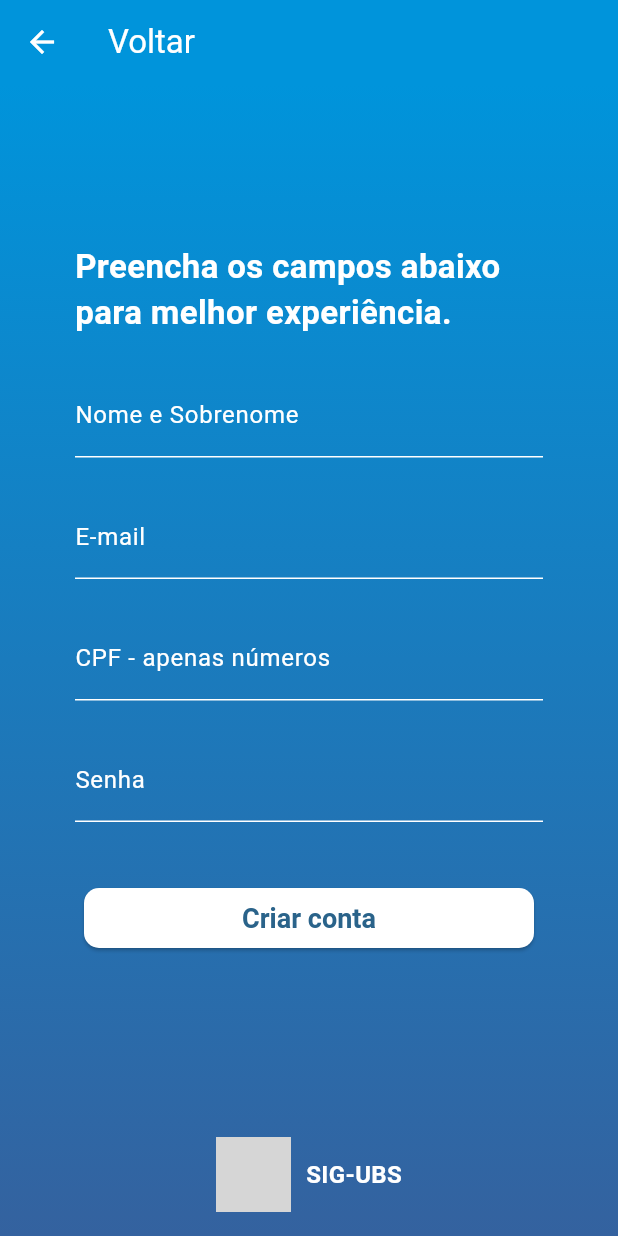
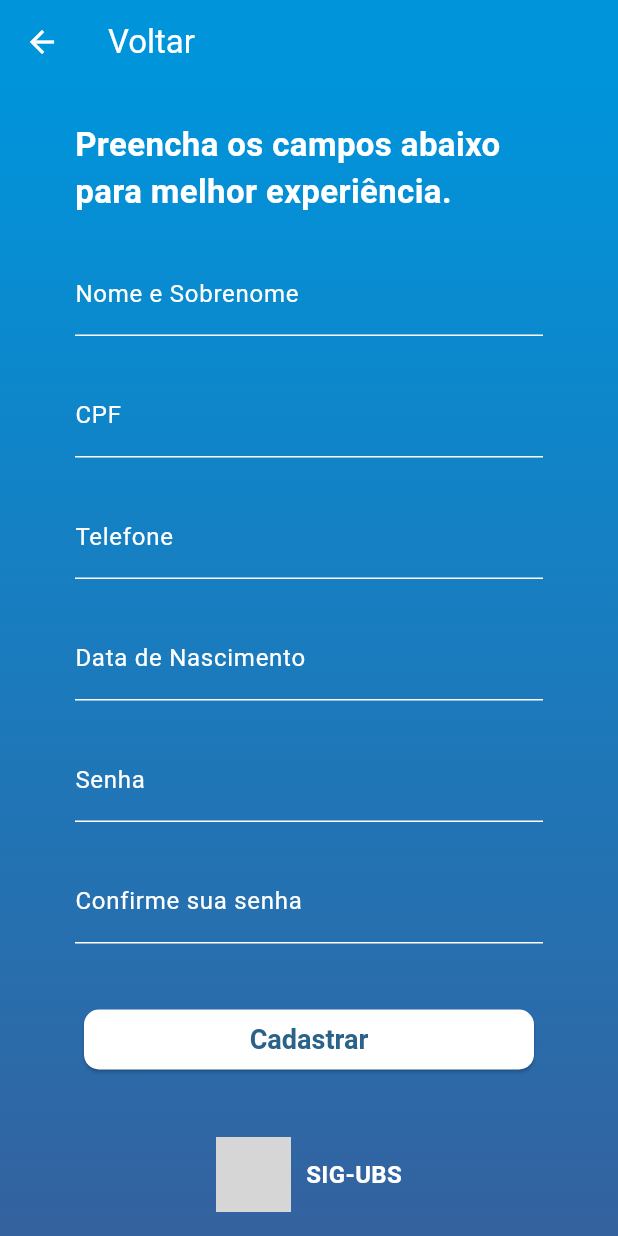
Before and after one commit to FelipeSouza14/SIG-UBS, a Flutter app: the RegisterPage screen opened by its route, on a phone screen of 412 x 824 dp. Run offline on Flutter 3.47's test engine with Material 3 defaults, Android fonts, the phone set to English and light mode, and no system bars; our stand-ins replace jwt_decoder, shared_preferences; accounts and stored records are empty; grey boxes are pictures that could not be loaded.

Commit message:
fazendo o criar conta e autenticando o usuário

```diff
--- a/front_end/sig_ubs/lib/context/authContext.dart
+++ b/front_end/sig_ubs/lib/context/authContext.dart
@@ -39,7 +39,7 @@ class AuthService {
       final response = await http.post(
         url,
         headers: {'Content-Type': 'application/json'},
-        body: jsonEncode({'username': cpf, 'password': password}),
+        body: jsonEncode({'cpf': cpf, 'password': password}),
       );
 
       if (response.statusCode == 200) {
--- a/front_end/sig_ubs/lib/pages/homePage.dart
+++ b/front_end/sig_ubs/lib/pages/homePage.dart
@@ -42,7 +42,7 @@ class _HomePageState extends State<HomePage> {
               },
             ),
           if (authProvider.user.isNotEmpty)
-            Text('Bem-vindo, ${authProvider.user['nome']}')
+            Text('Bem-vindo, ${authProvider.user['username']}')
         ],
       ),
       body: const Center(
--- a/front_end/sig_ubs/lib/pages/registerPage.dart
+++ b/front_end/sig_ubs/lib/pages/registerPage.dart
@@ -1,4 +1,5 @@
 import 'package:flutter/material.dart';
+import '../context/createAccount.dart';
 
 class RegisterPage extends StatefulWidget {
   const RegisterPage({super.key});
@@ -9,6 +10,12 @@ class RegisterPage extends StatefulWidget {
 
 class _RegisterPageState extends State<RegisterPage> {
   final _formKey = GlobalKey<FormState>();
+  final TextEditingController _nomeValue = TextEditingController();
+  final TextEditingController _cpfValue = TextEditingController();
+  final TextEditingController _telefoneValue = TextEditingController();
+  final TextEditingController _nascimentoValue = TextEditingController();
+  final TextEditingController _senhaValue = TextEditingController();
+  final TextEditingController _senhaDoisValue = TextEditingController();
 
   @override
   Widget build(BuildContext context) {
@@ -58,7 +65,8 @@ class _RegisterPageState extends State<RegisterPage> {
                           ),
                         ),
                         const SizedBox(height: 25),
-                        const TextField(
+                        TextFormField(
+                          controller: _nomeValue,
                           style: TextStyle(color: Colors.white),
                           decoration: InputDecoration(
                             labelText: 'Nome e Sobrenome',
@@ -77,12 +85,19 @@ class _RegisterPageState extends State<RegisterPage> {
                               ),
                             ),
                           ),
+                          validator: (value) {
+                            if (value == null || value.isEmpty) {
+                              return 'Por favor, insira seu nome e sobrenome';
+                            }
+                            return null;
+                          },
                         ),
                         const SizedBox(height: 25),
-                        const TextField(
+                        TextFormField(
+                          controller: _cpfValue,
                           style: TextStyle(color: Colors.white),
                           decoration: InputDecoration(
-                            labelText: 'E-mail',
+                            labelText: 'CPF',
                             labelStyle: TextStyle(
                               color: Colors.white,
                             ),
@@ -98,12 +113,19 @@ class _RegisterPageState extends State<RegisterPage> {
                               ),
                             ),
                           ),
+                          validator: (value) {
+                            if (value == null || value.isEmpty) {
+                              return 'Por favor, insira seu cpf';
+                            }
+                            return null;
+                          },
                         ),
                         const SizedBox(height: 25),
-                        const TextField(
+                        TextFormField(
+                          controller: _telefoneValue,
                           style: TextStyle(color: Colors.white),
                           decoration: InputDecoration(
-                            labelText: 'CPF - apenas números',
+                            labelText: 'Telefone',
                             labelStyle: TextStyle(
                               color: Colors.white,
                             ),
@@ -119,9 +141,44 @@ class _RegisterPageState extends State<RegisterPage> {
                               ),
                             ),
                           ),
+                          validator: (value) {
+                            if (value == null || value.isEmpty) {
+                              return 'Por favor, insira seu número de telefone';
+                            }
+                            return null;
+                          },
                         ),
                         const SizedBox(height: 25),
-                        const TextField(
+                        TextFormField(
+                          controller: _nascimentoValue,
+                          style: TextStyle(color: Colors.white),
+                          decoration: InputDecoration(
+                            labelText: 'Data de Nascimento',
+                            labelStyle: TextStyle(
+                              color: Colors.white,
+                            ),
+                            enabledBorder: UnderlineInputBorder(
+                              borderSide: BorderSide(
+                                color: Colors.white,
+                              ),
+                            ),
+                            focusedBorder: UnderlineInputBorder(
+                              borderSide: BorderSide(
+                                color: Colors.white,
+                                width: 2.0,
+                              ),
+                            ),
+                          ),
+                          validator: (value) {
+                            if (value == null || value.isEmpty) {
+                              return 'Por favor, insira sua data de nascimento';
+                            }
+                            return null;
+                          },
+                        ),
+                        const SizedBox(height: 25),
+                        TextFormField(
+                          controller: _senhaValue,
                           style: TextStyle(color: Colors.white),
                           decoration: InputDecoration(
                             labelText: 'Senha',
@@ -140,12 +197,60 @@ class _RegisterPageState extends State<RegisterPage> {
                               ),
                             ),
                           ),
-                          obscureText: true,
+                          validator: (value) {
+                            if (value == null || value.isEmpty) {
+                              return 'Por favor, insira sua senha';
+                            }
+                            return null;
+                          },
+                        ),
+                        const SizedBox(height: 25),
+                        TextFormField(
+                          controller: _senhaDoisValue,
+                          style: TextStyle(color: Colors.white),
+                          decoration: InputDecoration(
+                            labelText: 'Confirme sua senha',
+                            labelStyle: TextStyle(
+                              color: Colors.white,
+                            ),
+                            enabledBorder: UnderlineInputBorder(
+                              borderSide: BorderSide(
+                                color: Colors.white,
+                              ),
+                            ),
+                            focusedBorder: UnderlineInputBorder(
+                              borderSide: BorderSide(
+                                color: Colors.white,
+                                width: 2.0,
+                              ),
+                            ),
+                          ),
+                          validator: (value) {
+                            if (value == null || value.isEmpty) {
+                              return 'Por favor, insira sua senha novamente';
+                            }
+                            // else if (value != _senhaValue) {
+                            //   return 'Senhas diferentes! Insira a senha novamente';
+                            // }
+                            return null;
+                          },
                         ),
                         const SizedBox(height: 40),
                         ElevatedButton(
                           onPressed: () {
-                            // Implement your login logic here
+                            if (_formKey.currentState?.validate() ?? false) {
+                              if (_senhaValue.text == _senhaDoisValue.text) {
+                                createAccount(
+                                    context,
+                                    _nomeValue.text,
+                                    _cpfValue.text,
+                                    _telefoneValue.text,
+                                    _nascimentoValue.text,
+                                    _senhaValue.text);
+                              }
+
+                              // funcao de criar a conta
+                            }
                           },
                           style: ElevatedButton.styleFrom(
                             backgroundColor: Colors.white,
@@ -158,7 +263,7 @@ class _RegisterPageState extends State<RegisterPage> {
                               borderRadius: BorderRadius.circular(10),
                             ),
                           ),
-                          child: const Text('Criar conta'),
+                          child: const Text('Cadastrar'),
                         ),
                       ],
                     ),
```
Also changed, not shown: front_end/sig_ubs/lib/context/createAccount.dart (added, +38 -0 lines), 7 other files.
